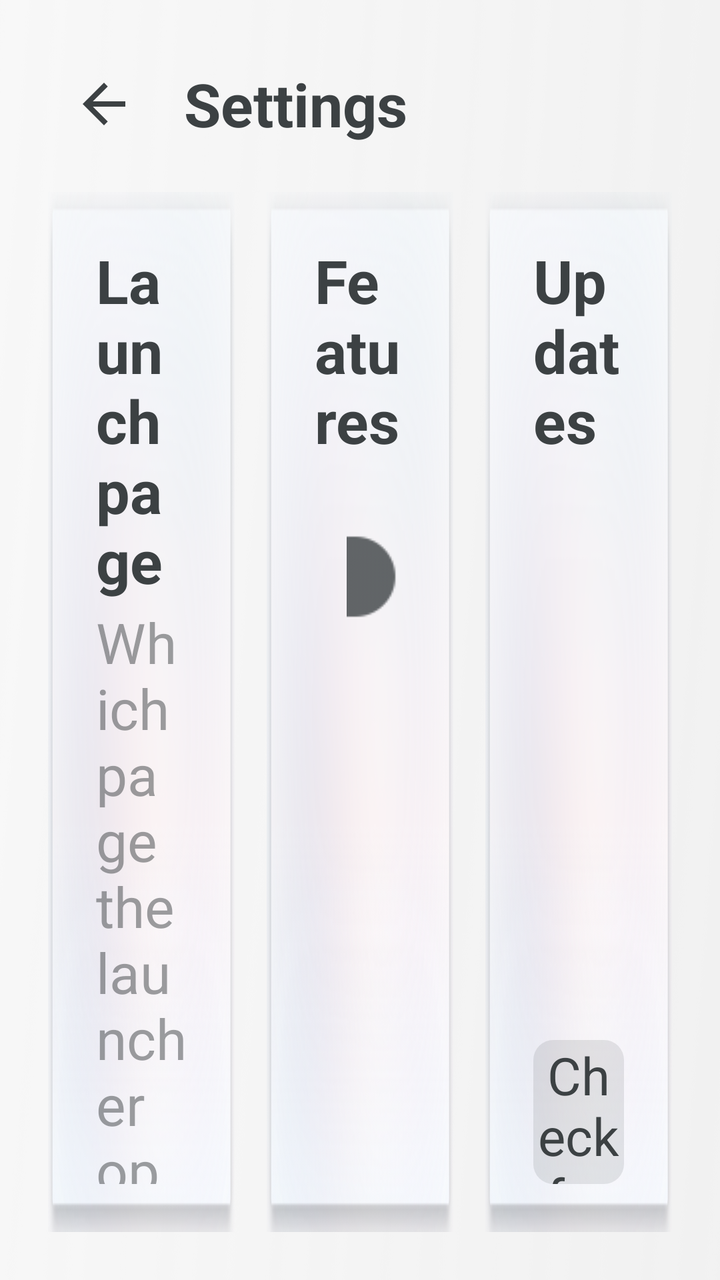
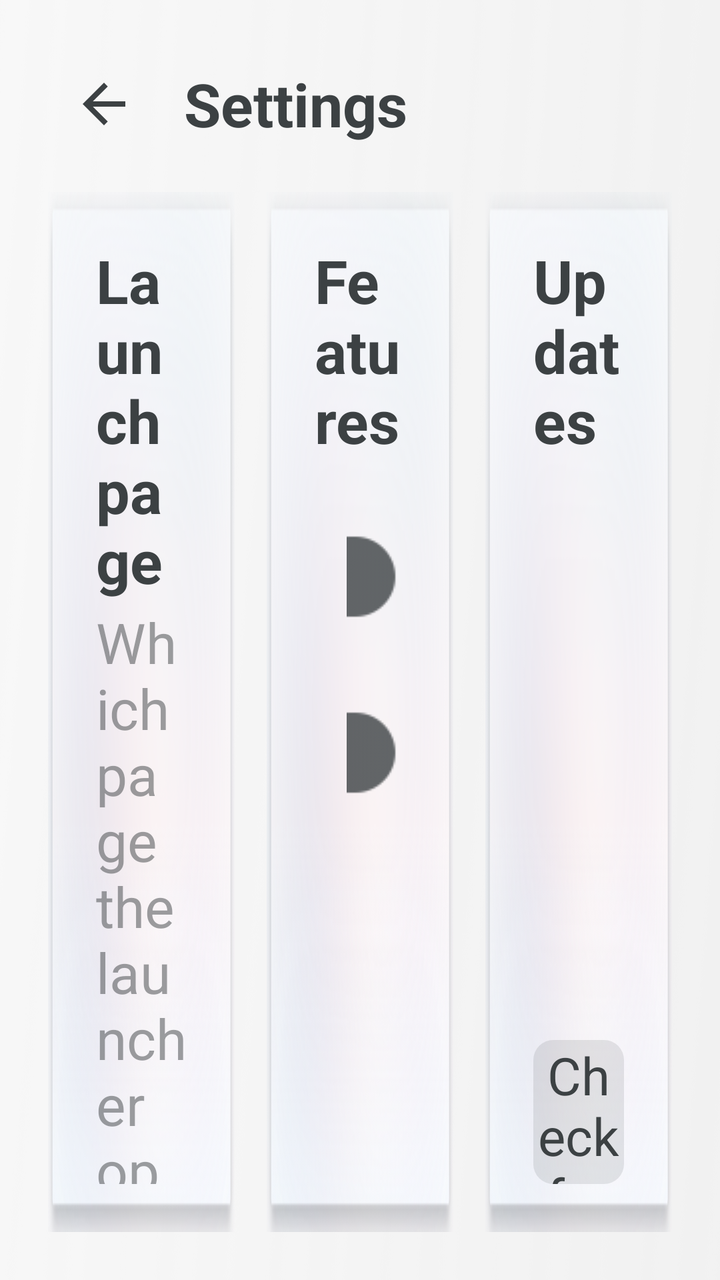

Before-and-after screenshots of an Android layout around one commit, followed by the original layout XML and the change that was made.
<!-- AndroidManifest.xml: application theme Theme.MG4SimpleLauncher -->
<!-- res/layout/activity_settings.xml -->
<?xml version="1.0" encoding="utf-8"?>
<LinearLayout xmlns:android="http://schemas.android.com/apk/res/android"
    android:layout_width="match_parent"
    android:layout_height="match_parent"
    android:background="@drawable/bg_home"
    android:orientation="vertical"
    android:padding="@dimen/screen_padding">

    <LinearLayout
        android:layout_width="match_parent"
        android:layout_height="wrap_content"
        android:gravity="center_vertical"
        android:orientation="horizontal">

        <ImageView
            android:id="@+id/settings_back_button"
            android:layout_width="56dp"
            android:layout_height="56dp"
            android:background="@drawable/icon_press_selector"
            android:clickable="true"
            android:contentDescription="@string/cd_back"
            android:focusable="true"
            android:padding="12dp"
            android:src="@drawable/ic_back" />

        <TextView
            android:layout_width="0dp"
            android:layout_height="wrap_content"
            android:layout_marginStart="12dp"
            android:layout_weight="1"
            android:text="@string/settings_title"
            android:textColor="@color/text_primary"
            android:textSize="@dimen/drawer_title_size"
            android:textStyle="bold" />
    </LinearLayout>

    <LinearLayout
        android:layout_width="match_parent"
        android:layout_height="0dp"
        android:layout_marginTop="@dimen/card_gap"
        android:layout_weight="1"
        android:baselineAligned="false"
        android:orientation="horizontal">

        
        <LinearLayout
            android:layout_width="0dp"
            android:layout_height="match_parent"
            android:layout_marginEnd="@dimen/card_gap"
            android:layout_weight="1"
            android:background="@drawable/smallcard_selector"
            android:orientation="vertical"
            android:padding="@dimen/info_card_padding">

            <TextView
                android:layout_width="wrap_content"
                android:layout_height="wrap_content"
                android:text="@string/settings_home_page"
                android:textColor="@color/text_primary"
                android:textSize="@dimen/small_card_label_size"
                android:textStyle="bold" />

            <TextView
                android:layout_width="match_parent"
                android:layout_height="wrap_content"
                android:layout_marginTop="2dp"
                android:text="@string/settings_home_page_hint"
                android:textColor="@color/text_secondary"
                android:textSize="@dimen/info_card_body_size" />

            <Space
                android:layout_width="match_parent"
                android:layout_height="0dp"
                android:layout_weight="1"
                android:minHeight="16dp" />

            
            <RadioGroup
                android:id="@+id/settings_home_page_group"
                android:layout_width="match_parent"
                android:layout_height="wrap_content"
                android:orientation="vertical">

                <RadioButton
                    android:id="@+id/home_page_main"
                    android:layout_width="match_parent"
                    android:layout_height="@dimen/settings_tab_height"
                    android:background="@drawable/filter_tab_selector"
                    android:button="@null"
                    android:checked="true"
                    android:ellipsize="end"
                    android:gravity="center"
                    android:includeFontPadding="false"
                    android:maxLines="1"
                    android:paddingStart="8dp"
                    android:paddingEnd="8dp"
                    android:text="@string/settings_page_home"
                    android:textColor="@color/filter_tab_text"
                    android:textSize="@dimen/settings_tab_text_size" />

                <RadioButton
                    android:id="@+id/home_page_shortcuts"
                    android:layout_width="match_parent"
                    android:layout_height="@dimen/settings_tab_height"
                    android:layout_marginTop="8dp"
                    android:background="@drawable/filter_tab_selector"
                    android:button="@null"
                    android:ellipsize="end"
                    android:gravity="center"
                    android:includeFontPadding="false"
                    android:maxLines="1"
                    android:paddingStart="8dp"
                    android:paddingEnd="8dp"
                    android:text="@string/settings_page_shortcuts"
                    android:textColor="@color/filter_tab_text"
                    android:textSize="@dimen/settings_tab_text_size" />

                <RadioButton
                    android:id="@+id/home_page_system"
                    android:layout_width="match_parent"
                    android:layout_height="@dimen/settings_tab_height"
                    android:layout_marginTop="8dp"
                    android:background="@drawable/filter_tab_selector"
                    android:button="@null"
                    android:ellipsize="end"
                    android:gravity="center"
                    android:includeFontPadding="false"
                    android:maxLines="1"
                    android:paddingStart="8dp"
                    android:paddingEnd="8dp"
                    android:text="@string/settings_page_system"
                    android:textColor="@color/filter_tab_text"
                    android:textSize="@dimen/settings_tab_text_size" />
            </RadioGroup>
        </LinearLayout>

        
        <LinearLayout
            android:layout_width="0dp"
            android:layout_height="match_parent"
            android:layout_marginEnd="@dimen/card_gap"
            android:layout_weight="1"
            android:background="@drawable/smallcard_selector"
            android:orientation="vertical"
            android:padding="@dimen/info_card_padding">

            <TextView
                android:layout_width="wrap_content"
                android:layout_height="wrap_content"
                android:text="@string/settings_features"
                android:textColor="@color/text_primary"
                android:textSize="@dimen/small_card_label_size"
                android:textStyle="bold" />

            <ScrollView
                android:layout_width="match_parent"
                android:layout_height="0dp"
                android:layout_marginTop="14dp"
                android:layout_weight="1"
                android:scrollbars="none">

                <LinearLayout
                    android:id="@+id/settings_feature_list"
                    android:layout_width="match_parent"
                    android:layout_height="wrap_content"
                    android:orientation="vertical">

                    <include
                        layout="@layout/part_settings_toggle"
                        android:id="@+id/toggle_shortcuts_page" />
                </LinearLayout>
            </ScrollView>
        </LinearLayout>

        
        <LinearLayout
            android:layout_width="0dp"
            android:layout_height="match_parent"
            android:layout_weight="1"
            android:background="@drawable/smallcard_selector"
            android:orientation="vertical"
            android:padding="@dimen/info_card_padding">

            <TextView
                android:layout_width="wrap_content"
                android:layout_height="wrap_content"
                android:text="@string/settings_updates"
                android:textColor="@color/text_primary"
                android:textSize="@dimen/small_card_label_size"
                android:textStyle="bold" />

            <TextView
                android:id="@+id/settings_version"
                android:layout_width="match_parent"
                android:layout_height="wrap_content"
                android:layout_marginTop="2dp"
                android:textColor="@color/text_secondary"
                android:textSize="@dimen/info_card_body_size" />

            <Space
                android:layout_width="match_parent"
                android:layout_height="0dp"
                android:layout_weight="1"
                android:minHeight="16dp" />

            <TextView
                android:id="@+id/settings_check_updates"
                android:layout_width="match_parent"
                android:layout_height="@dimen/settings_tab_height"
                android:background="@drawable/native_button_selector"
                android:clickable="true"
                android:focusable="true"
                android:gravity="center"
                android:text="@string/update_check_action"
                android:textColor="@color/text_primary"
                android:textSize="@dimen/drawer_button_size" />
        </LinearLayout>
    </LinearLayout>
</LinearLayout>
<!-- res/layout/part_settings_toggle.xml (included above) -->
<?xml version="1.0" encoding="utf-8"?>
<LinearLayout xmlns:android="http://schemas.android.com/apk/res/android"
    xmlns:app="http://schemas.android.com/apk/res-auto"
    android:layout_width="match_parent"
    android:layout_height="@dimen/settings_toggle_height"
    android:background="?attr/selectableItemBackground"
    android:baselineAligned="false"
    android:clickable="true"
    android:focusable="true"
    android:gravity="center_vertical"
    android:orientation="horizontal"
>

    <LinearLayout
        android:layout_width="0dp"
        android:layout_height="wrap_content"
        android:layout_weight="1"
        android:orientation="vertical">

        <TextView
            android:id="@+id/toggle_label"
            android:layout_width="match_parent"
            android:layout_height="wrap_content"
            android:ellipsize="end"
            android:maxLines="1"
            android:textColor="@color/text_primary"
            android:textSize="@dimen/charge_item_title_size" />

        <TextView
            android:id="@+id/toggle_hint"
            android:layout_width="match_parent"
            android:layout_height="wrap_content"
            android:layout_marginTop="2dp"
            android:ellipsize="end"
            android:maxLines="2"
            android:textColor="@color/text_secondary"
            android:textSize="@dimen/secondary_text_size" />
    </LinearLayout>

    
    <androidx.appcompat.widget.SwitchCompat
        android:id="@+id/toggle_switch"
        android:layout_width="wrap_content"
        android:layout_height="wrap_content"
        android:layout_marginStart="16dp"
        android:background="@null"
        android:clickable="false"
        android:focusable="false"
        android:thumb="@drawable/switch_thumb_selector"
        app:track="@drawable/switch_track_selector" />
</LinearLayout>
<!-- resources referenced by this layout -->
<resources>
  <color name="text_primary">#3c4143</color>
  <color name="text_secondary">#7f3c4143</color>
  <dimen name="card_gap">16dp</dimen>
  <dimen name="charge_item_title_size">28sp</dimen>
  <dimen name="drawer_button_size">26sp</dimen>
  <dimen name="drawer_title_size">30sp</dimen>
  <dimen name="info_card_body_size">28sp</dimen>
  <dimen name="info_card_padding">24dp</dimen>
  <dimen name="screen_padding">24dp</dimen>
  <dimen name="secondary_text_size">20sp</dimen>
  <dimen name="settings_tab_height">72dp</dimen>
  <dimen name="settings_tab_text_size">28sp</dimen>
  <dimen name="settings_toggle_height">88dp</dimen>
  <dimen name="small_card_label_size">30sp</dimen>
  <!-- drawable filter_tab_selector (drawable) -->
  <?xml version="1.0" encoding="utf-8"?>
  <selector xmlns:android="http://schemas.android.com/apk/res/android">
      <item android:state_checked="true" android:drawable="@drawable/tab_clicked" />
      <item android:state_selected="true" android:drawable="@drawable/tab_clicked" />
      <item android:drawable="@drawable/tab_normal" />
  </selector>
  <!-- drawable ic_back (drawable) -->
  <?xml version="1.0" encoding="utf-8"?>
  <vector xmlns:android="http://schemas.android.com/apk/res/android"
      android:width="28dp"
      android:height="28dp"
      android:viewportWidth="24"
      android:viewportHeight="24"
      android:tint="@color/text_primary">
      <path
          android:fillColor="@android:color/white"
          android:pathData="M20,11H7.83l5.59,-5.59L12,4l-8,8 8,8 1.41,-1.41L7.83,13H20v-2z" />
  </vector>
  <!-- drawable icon_press_selector (drawable) -->
  <?xml version="1.0" encoding="utf-8"?>
  <selector xmlns:android="http://schemas.android.com/apk/res/android">
      <item android:state_pressed="true">
          <shape android:shape="rectangle">
              <corners android:radius="@dimen/native_button_radius" />
              <solid android:color="@color/button_surface_pressed" />
          </shape>
      </item>
      <item android:drawable="@android:color/transparent" />
  </selector>
  <!-- drawable smallcard_selector (drawable) -->
  <?xml version="1.0" encoding="utf-8"?>
  <selector xmlns:android="http://schemas.android.com/apk/res/android">
      <item android:state_pressed="true" android:drawable="@drawable/bg_clicked" />
      <item android:drawable="@drawable/bg_normal" />
  </selector>
  <!-- drawable switch_track_selector (drawable) -->
  <?xml version="1.0" encoding="utf-8"?>
  <selector xmlns:android="http://schemas.android.com/apk/res/android">
      <item android:state_enabled="false" android:state_checked="true"
          android:drawable="@drawable/switch_track_on_disable" />
      <item android:state_enabled="false" android:drawable="@drawable/switch_track_off_disable" />
      <item android:state_checked="true" android:drawable="@drawable/switch_track_on" />
      <item android:drawable="@drawable/switch_track_off" />
  </selector>
  <string name="cd_back">Back</string>
  <string name="settings_features">Features</string>
  <string name="settings_home_page">Launch page</string>
  <string name="settings_home_page_hint">Which page the launcher opens on</string>
  <string name="settings_page_home">Home</string>
  <string name="settings_page_shortcuts">Shortcuts</string>
  <string name="settings_page_system">Tools</string>
  <string name="settings_title">Settings</string>
  <string name="settings_updates">Updates</string>
  <string name="update_check_action">Check for updates</string>
  <style name="Theme.MG4SimpleLauncher" parent="Theme.AppCompat.DayNight.NoActionBar">
          <item name="android:windowBackground">@drawable/bg_home</item>
          <item name="android:statusBarColor">@android:color/transparent</item>
          <item name="android:navigationBarColor">@android:color/transparent</item>
          <item name="colorAccent">@color/accent</item>
      </style>
  <dimen name="native_button_radius">10dp</dimen>
  <color name="button_surface_pressed">#3d3c4143</color>
  <color name="button_surface">#1f3c4143</color>
  <color name="accent">#056eff</color>
  <!-- unchanged entries left out for length: 15 -->
</resources>

<!-- the commit's change to res/layout/activity_settings.xml (unified diff, before → after) -->
@@ -168,6 +168,10 @@
                     <include
                         layout="@layout/part_settings_toggle"
                         android:id="@+id/toggle_shortcuts_page" />
+
+                    <include
+                        layout="@layout/part_settings_toggle"
+                        android:id="@+id/toggle_beta_channel" />
                 </LinearLayout>
             </ScrollView>
         </LinearLayout>
